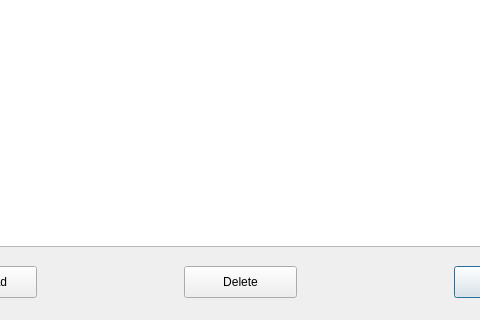
Old version of the form Ui/FilePoolUi.ui in the repository grinningGrace/SigmaU; both pictures show x 186 to 666 and y 204 to 524 of the 785 by 524 pixel window.
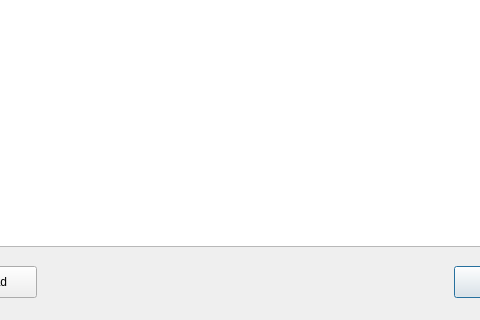
New version of the form.

```diff
--- a/Ui/FilePoolUi.ui
+++ b/Ui/FilePoolUi.ui
@@ -62,19 +62,6 @@
     <string>Download</string>
    </property>
   </widget>
-  <widget class="QPushButton" name="pushButton_3">
-   <property name="geometry">
-    <rect>
-     <x>370</x>
-     <y>470</y>
-     <width>113</width>
-     <height>32</height>
-    </rect>
-   </property>
-   <property name="text">
-    <string>Delete</string>
-   </property>
-  </widget>
  </widget>
  <resources/>
  <connections/>
```
